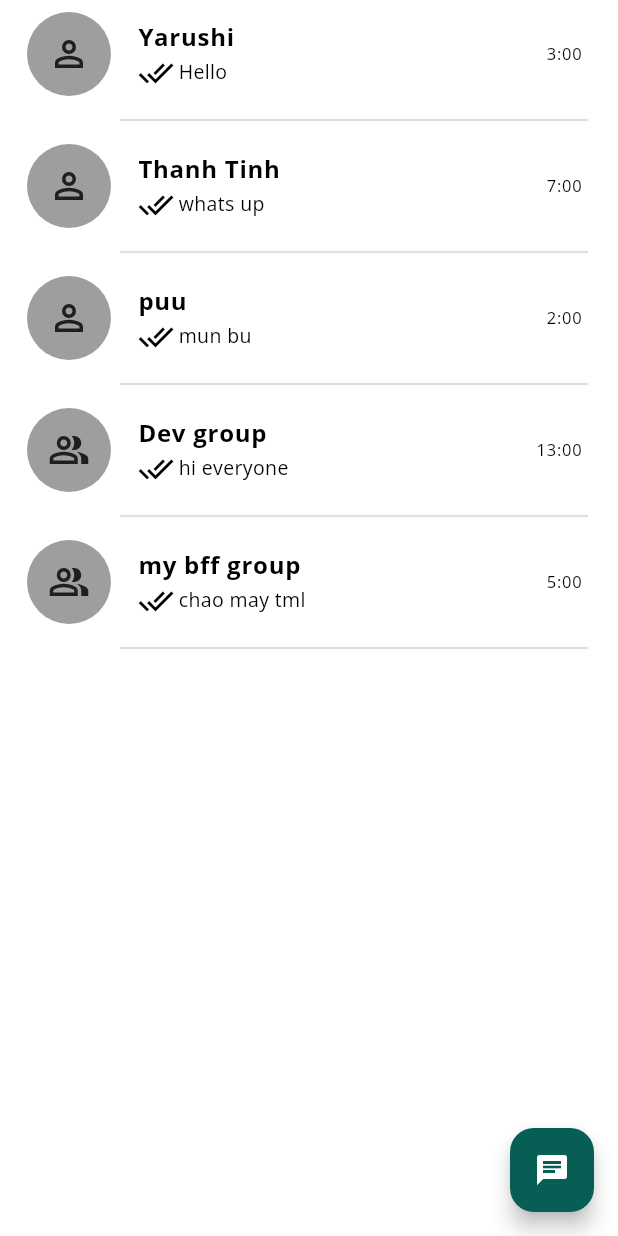
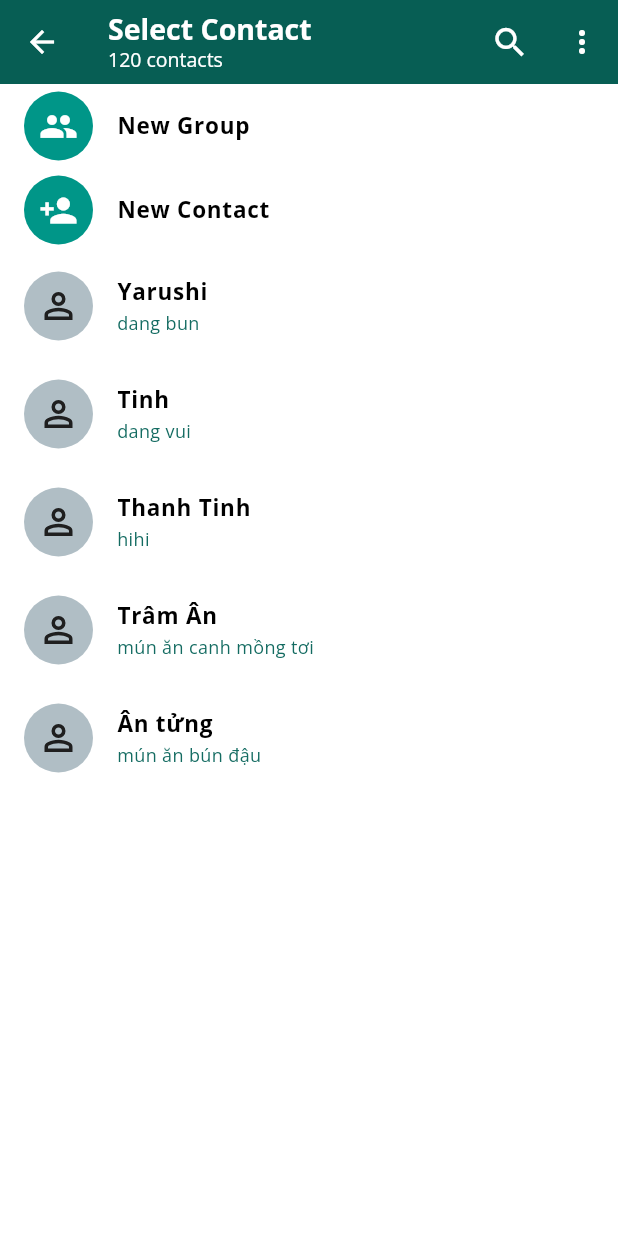
Before and after one commit to ThanhTinhHenryy/Vortex-flutter-chat-app-without-firebase, a Flutter app: the ChatPages screen opened directly, after a tap on the "chat" icon, on a phone screen of 412 x 824 dp. Run offline on Flutter 3.47's test engine with Material 3 defaults, Android fonts, the phone set to English and light mode, and no system bars; our stand-ins replace emoji_picker_flutter, flutter_svg.

Commit message:
Select contact

```diff
--- /dev/null
+++ b/lib/CustomUI/ButtonCard.dart
@@ -0,0 +1,28 @@
+import 'package:chat_app_flutter/Models/ChatModel.dart';
+import 'package:flutter/material.dart';
+import 'package:flutter_svg/flutter_svg.dart';
+
+class ButtonCard extends StatelessWidget {
+  const ButtonCard({super.key, required this.name, required this.icon});
+
+  final String name;
+  final IconData icon;
+
+  @override
+  Widget build(BuildContext context) {
+    return InkWell(
+      onTap: () {},
+      child: ListTile(
+        leading: CircleAvatar(
+          radius: 23,
+          backgroundColor: Colors.teal,
+          child: Icon(icon, size: 26, color: Colors.white),
+        ),
+        title: Text(
+          name,
+          style: TextStyle(fontSize: 15, fontWeight: FontWeight.bold),
+        ),
+      ),
+    );
+  }
+}
--- /dev/null
+++ b/lib/CustomUI/ContactCard.dart
@@ -0,0 +1,40 @@
+import 'package:chat_app_flutter/Models/ChatModel.dart';
+import 'package:flutter/material.dart';
+import 'package:flutter_svg/flutter_svg.dart';
+
+class ContactCard extends StatelessWidget {
+  const ContactCard({super.key, required this.contacts});
+
+  final ChatModel contacts;
+
+  @override
+  Widget build(BuildContext context) {
+    return InkWell(
+      onTap: () {},
+      child: ListTile(
+        leading: CircleAvatar(
+          radius: 23,
+          backgroundColor: Colors.blueGrey[200],
+          child: SvgPicture.asset(
+            'assets/svg/person.svg',
+            alignment: AlignmentGeometry.center,
+            width: 28,
+            height: 28,
+          ),
+        ),
+        title: Text(
+          contacts.name ?? 'unknown',
+          style: TextStyle(fontSize: 15, fontWeight: FontWeight.bold),
+        ),
+        subtitle: Text(
+          contacts.status ?? "don't known",
+          style: TextStyle(
+            fontSize: 12,
+            color: Color.fromARGB(255, 19, 107, 97),
+            fontWeight: FontWeight.normal,
+          ),
+        ),
+      ),
+    );
+  }
+}
--- a/lib/Models/ChatModel.dart
+++ b/lib/Models/ChatModel.dart
@@ -4,12 +4,13 @@ class ChatModel {
   bool? isGroup;
   String? time;
   String? currentMessage;
-
+  String? status;
   ChatModel({
     this.name,
     this.icon,
     this.isGroup,
     this.time,
     this.currentMessage,
+    this.status,
   });
 }
--- a/lib/Pages/ChatPages.dart
+++ b/lib/Pages/ChatPages.dart
@@ -1,5 +1,6 @@
 import 'package:chat_app_flutter/CustomUI/CustomCard.dart';
 import 'package:chat_app_flutter/Models/ChatModel.dart';
+import 'package:chat_app_flutter/Screens/SelectContact.dart';
 import 'package:flutter/material.dart';
 
 class ChatPages extends StatefulWidget {
@@ -52,7 +53,12 @@ class _ChatPagesState extends State<ChatPages> {
   Widget build(BuildContext context) {
     return Scaffold(
       floatingActionButton: FloatingActionButton(
-        onPressed: () {},
+        onPressed: () {
+          Navigator.push(
+            context,
+            MaterialPageRoute(builder: (builder) => SelectContact()),
+          );
+        },
         backgroundColor: Color(0xFF075E54),
         child: Icon(Icons.chat),
       ),
--- /dev/null
+++ b/lib/Screens/SelectContact.dart
@@ -0,0 +1,73 @@
+import 'package:chat_app_flutter/CustomUI/ButtonCard.dart';
+import 'package:chat_app_flutter/CustomUI/ContactCard.dart';
+import 'package:chat_app_flutter/Models/ChatModel.dart';
+import 'package:flutter/material.dart';
+
+class SelectContact extends StatefulWidget {
+  const SelectContact({super.key});
+
+  @override
+  State<SelectContact> createState() => _SelectContactState();
+}
+
+class _SelectContactState extends State<SelectContact> {
+  List<ChatModel> contacts = [
+    ChatModel(name: 'Yarushi', status: 'dang bun'),
+    ChatModel(name: 'Tinh', status: 'dang vui'),
+    ChatModel(name: 'Thanh Tinh', status: 'hihi'),
+    ChatModel(name: 'Trâm Ân', status: 'mún ăn canh mồng tơi'),
+    ChatModel(name: 'Ân tửng', status: 'mún ăn bún đậu'),
+  ];
+
+  @override
+  Widget build(BuildContext context) {
+    return Scaffold(
+      appBar: AppBar(
+        backgroundColor: Color(0xFF075E54),
+        foregroundColor: Colors.white,
+        title: Column(
+          mainAxisAlignment: MainAxisAlignment.start,
+          crossAxisAlignment: CrossAxisAlignment.start,
+          children: [
+            Text(
+              'Select Contact',
+              style: TextStyle(fontSize: 19, fontWeight: FontWeight.bold),
+            ),
+            Text('120 contacts', style: TextStyle(fontSize: 13)),
+          ],
+        ),
+        actions: [
+          IconButton(onPressed: () {}, icon: Icon(Icons.search, size: 26)),
+          PopupMenuButton<String>(
+            // TODO: menu cho phan 3 cham
+            onSelected: (value) {
+              print(value);
+            },
+            itemBuilder: (BuildContext contexts) {
+              return [
+                PopupMenuItem(
+                  value: "Invite a friend",
+                  child: Text('Invite a friend'),
+                ),
+                PopupMenuItem(value: "Contacts", child: Text('Contacts')),
+                PopupMenuItem(value: "Refresh", child: Text('Refresh')),
+                PopupMenuItem(value: "Help", child: Text('Help ')),
+              ];
+            },
+          ),
+        ],
+      ),
+      body: ListView.builder(
+        itemCount: contacts.length + 2,
+        itemBuilder: (context, index) {
+          if (index == 0) {
+            return ButtonCard(icon: Icons.group, name: 'New Group');
+          } else if (index == 1) {
+            return ButtonCard(icon: Icons.person_add, name: 'New Contact');
+          }
+          return ContactCard(contacts: contacts[index - 2]);
+        },
+      ),
+    );
+  }
+}
```
